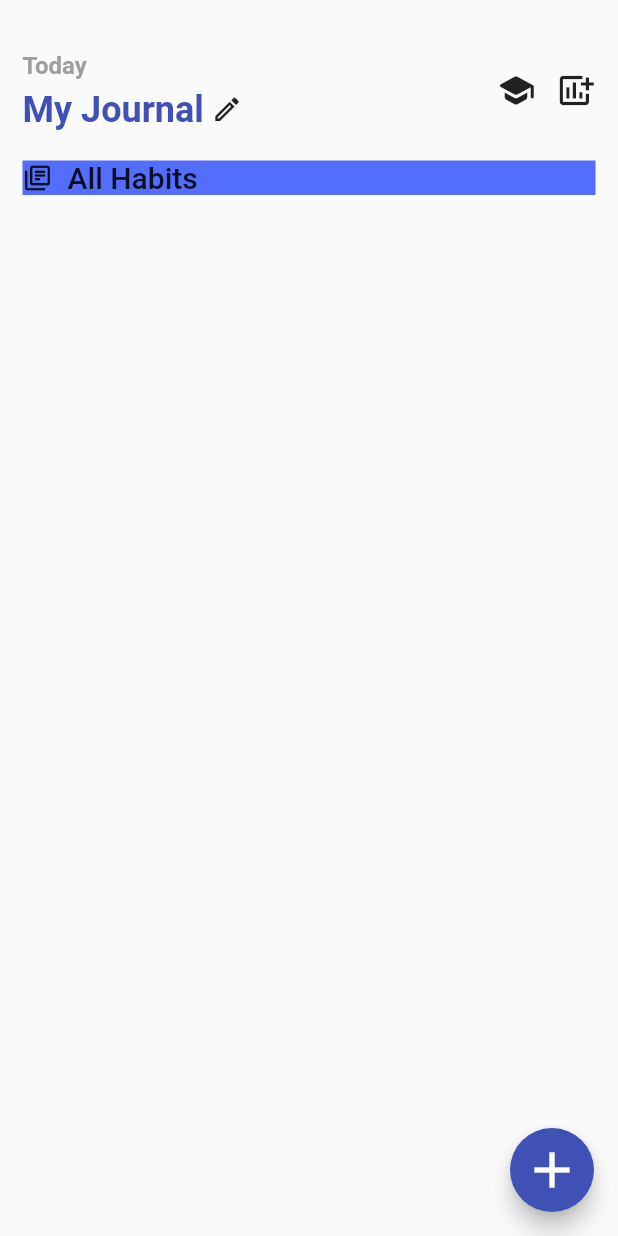
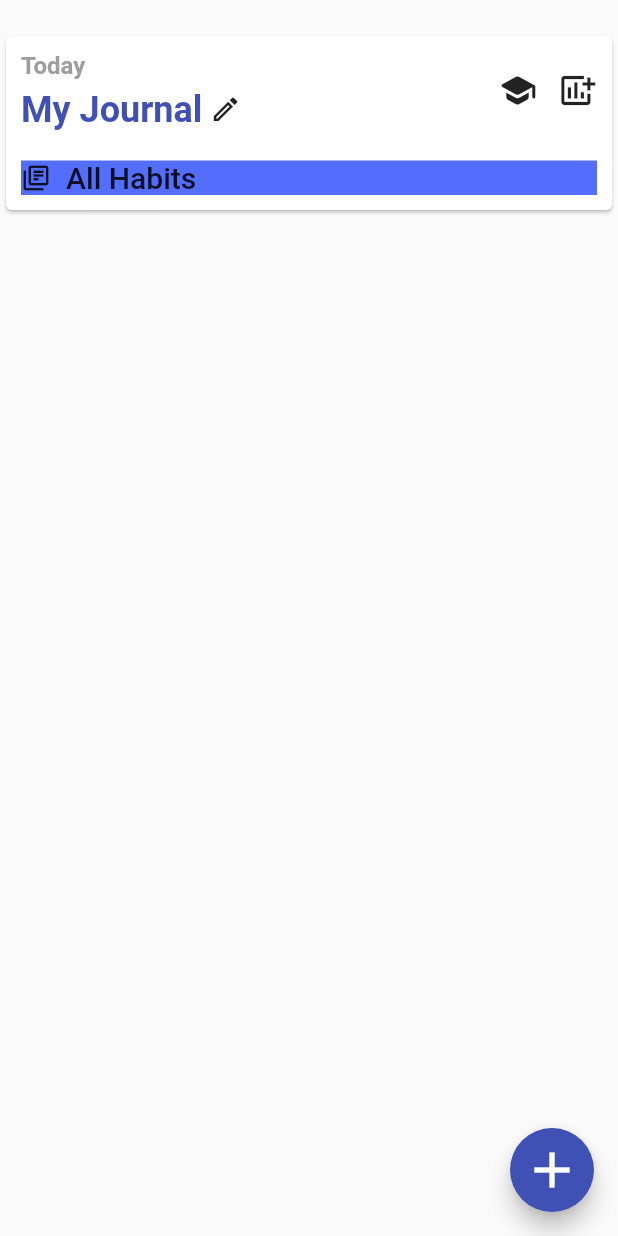
Before and after one commit to srv-shivam/habitify, a Flutter app: the screen it shows after launch, on a phone screen of 412 x 824 dp. Run offline on Flutter 3.47's test engine with Material 2 defaults, Android fonts, the phone set to English and light mode, and no system bars.

Commit message:
Working on listView.

```diff
--- a/lib/main.dart
+++ b/lib/main.dart
@@ -18,6 +18,7 @@ class MyApp extends StatelessWidget {
         primarySwatch: Colors.indigo,
       ),
       home: const MyHomePage(),
+      debugShowCheckedModeBanner: false,
     );
   }
 }
@@ -40,12 +41,13 @@ class _MyHomePageState extends State<MyHomePage> {
       body: Column(
         children: [
           const SizedBox(
-            height: 24,
+            height: 20,
           ),
-          Container(
-            height: 140,
+          Card(
+            elevation: 1,
+            child: Container(
               width: MediaQuery.of(context).size.width,
-            padding: const EdgeInsets.fromLTRB(15, 10, 15, 0),
+              padding: const EdgeInsets.fromLTRB(10, 10, 10, 10),
               child: Column(
                 crossAxisAlignment: CrossAxisAlignment.start,
                 children: [
@@ -147,6 +149,7 @@ class _MyHomePageState extends State<MyHomePage> {
                 ],
               ),
             ),
+          ),
         ],
       ),
       floatingActionButton: FloatingActionButton(
```
Lines whose indentation alone changed are shown as unchanged.
